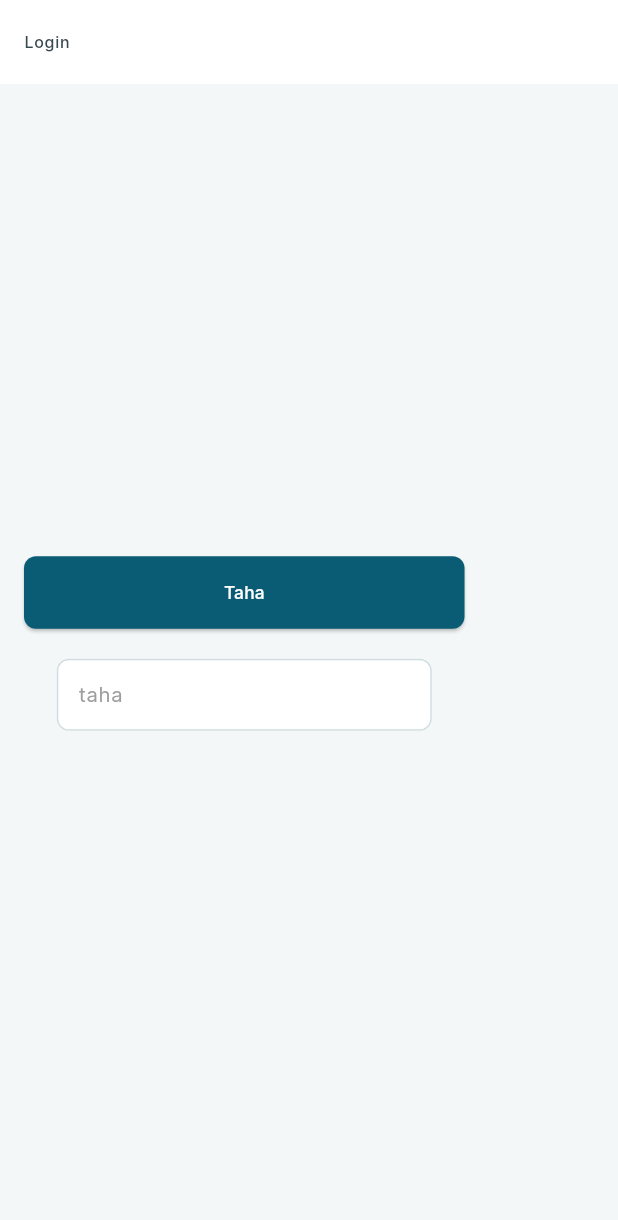
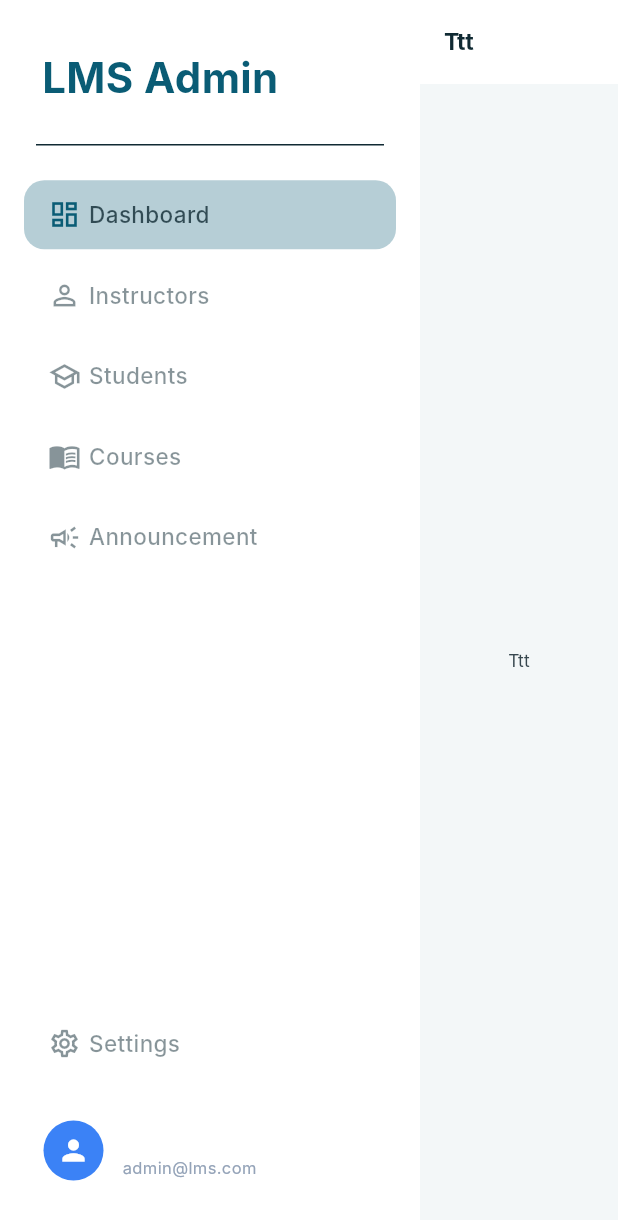
Before and after one commit to Training-Field-Project-SVU-2026/LMS-Admin-Instructor, a Flutter app: the screen it shows after launch, on a phone screen of 412 x 824 dp. Shown: the top 1220 px of the screen. Run offline on Flutter 3.47's test engine with Material 3 defaults, Android fonts, the light colour scheme and no system bars; our stand-ins replace dartz, dio, flutter_bloc, flutter_screenutil, get_it, go_router and 1 more; missing offline and left inert: linked_scroll_controller; Roboto replaces fonts that are missing (Inter).

Commit message:
SVU-78 NavBar with error in font size

```diff
--- a/lib/core/routing/app_routes.dart
+++ b/lib/core/routing/app_routes.dart
@@ -4,4 +4,5 @@
   static const String homeScreen = '/home_screen';
   static const String loginScreen = '/login_screen';
   static const String registerScreen = '/register_screen';
+  static const String navbarScreen = '/navbar';
 }
--- a/lib/core/routing/router_generator.dart
+++ b/lib/core/routing/router_generator.dart
@@ -6,10 +6,11 @@
 import 'package:lms_admin_instructor/features/auth/presentation/bloc/auth_bloc.dart';
 import 'package:lms_admin_instructor/features/auth/presentation/screens/login_screen/login_screen.dart';
 import 'package:lms_admin_instructor/features/auth/presentation/screens/register_screen/register_screen.dart';
+import 'package:lms_admin_instructor/root/navbar.dart';
 
 class RouterGenerator {
   static GoRouter goRouter = GoRouter(
-    initialLocation: AppRoutes.loginScreen,
+    initialLocation: AppRoutes.navbarScreen,
     routes: [
       GoRoute(
         path: AppRoutes.splashScreen,
@@ -42,6 +43,11 @@
         name: AppRoutes.homeScreen,
         builder: (context, state) => Container(),
       ),
+      GoRoute(
+        path: AppRoutes.navbarScreen,
+        name: AppRoutes.navbarScreen,
+        builder: (context, state) => AdminDashboard(),
+      ),
       // GoRoute(
       //   path: AppRoutes.loginScreen,
       //   name: AppRoutes.loginScreen,
--- a/lib/core/utils/get_responsive_size.dart
+++ b/lib/core/utils/get_responsive_size.dart
@@ -1,17 +1,3 @@
-// double getResponsiveSize({
-//   required double webSize,
-//   required double tabletSize,
-//   required double mobileSize,
-//   required double width,
-// }) {
-//   if (width > 1024) {
-//     return webSize; // Web / Desktop
-//   } else if (width >= 600) {
-//     return tabletSize; // Tablet
-//   } else {
-//     return mobileSize; // Mobile
-//   }
-// }
 import 'package:flutter/widgets.dart';
 
 double getResponsiveSize({
@@ -30,3 +16,16 @@
     return mobileSize; // Mobile
   }
 }
+
+bool isTablet(BuildContext context) {
+  return MediaQuery.of(context).size.width >= 600 &&
+      MediaQuery.of(context).size.width < 1024;
+}
+
+bool isDesktop(BuildContext context) {
+  return MediaQuery.of(context).size.width >= 1024;
+}
+
+bool isMobile(BuildContext context) {
+  return MediaQuery.of(context).size.width < 600;
+}
--- /dev/null
+++ b/lib/features/home/ttt.dart
@@ -0,0 +1,18 @@
+import 'package:flutter/material.dart';
+
+class Ttt extends StatefulWidget {
+  const Ttt({super.key});
+
+  @override
+  State<Ttt> createState() => _TttState();
+}
+
+class _TttState extends State<Ttt> {
+  @override
+  Widget build(BuildContext context) {
+    return Scaffold(
+      appBar: AppBar(title: Text('Ttt')),
+      body: Center(child: Text('Ttt')),
+    );
+  }
+}
--- /dev/null
+++ b/lib/root/custonview.dart
@@ -0,0 +1,17 @@
+import 'package:flutter/material.dart';
+import 'package:lms_admin_instructor/core/utils/get_responsive_size.dart';
+import 'package:lms_admin_instructor/root/navbar.dart';
+
+class Custonview extends StatefulWidget {
+  const Custonview({super.key});
+
+  @override
+  State<Custonview> createState() => _CustonviewState();
+}
+
+class _CustonviewState extends State<Custonview> {
+  @override
+  Widget build(BuildContext context) {
+    return Scaffold(body: isDesktop(context) ? AdminDashboard() : SizedBox());
+  }
+}
--- /dev/null
+++ b/lib/root/navbar.dart
@@ -0,0 +1,258 @@
+import 'package:flutter/material.dart';
+import 'package:flutter_screenutil/flutter_screenutil.dart';
+import 'package:lms_admin_instructor/core/extensions/context_extensions.dart';
+import 'package:lms_admin_instructor/features/home/ttt.dart';
+
+class AdminDashboard extends StatefulWidget {
+  const AdminDashboard({super.key});
+
+  @override
+  State<AdminDashboard> createState() => _AdminDashboardState();
+}
+
+class _AdminDashboardState extends State<AdminDashboard> {
+  int _selectedIndex = 0;
+  final List<Widget> _pages = [
+    const Ttt(),
+    const Ttt(),
+    const Ttt(),
+    const Ttt(),
+    const Ttt(),
+    const Ttt(),
+  ];
+
+  void _onItemTapped(int index) {
+    setState(() {
+      _selectedIndex = index;
+    });
+  }
+
+  @override
+  Widget build(BuildContext context) {
+    return Scaffold(
+      body: Row(
+        children: [
+          NavigationBarWidget(
+            selectedIndex: _selectedIndex,
+            onItemTap: _onItemTapped,
+          ),
+          Expanded(child: _pages[_selectedIndex]),
+        ],
+      ),
+    );
+  }
+}
+
+class NavigationBarWidget extends StatelessWidget {
+  final int selectedIndex;
+  final Function(int) onItemTap;
+
+  const NavigationBarWidget({
+    super.key,
+    required this.selectedIndex,
+    required this.onItemTap,
+  });
+
+  @override
+  Widget build(BuildContext context) {
+    return Container(
+      width: 280,
+      decoration: BoxDecoration(color: context.colorScheme.surface),
+      child: Column(
+        crossAxisAlignment: CrossAxisAlignment.start,
+        children: [
+          Padding(
+            padding: EdgeInsets.fromLTRB(28, 32, 28, 24),
+            child: Text(
+              'LMS Admin',
+              style: TextStyle(
+                fontSize: 28,
+                fontWeight: FontWeight.bold,
+                color: context.colorScheme.primary,
+              ),
+            ),
+          ),
+          Divider(
+            color: context.colorScheme.onSurface,
+            height: 1,
+            thickness: 1,
+            indent: 24,
+            endIndent: 24,
+          ),
+          SizedBox(height: 24.h),
+          Padding(
+            padding: EdgeInsets.symmetric(horizontal: 16),
+            child: Column(
+              children: [
+                NavItem(
+                  icon: Icons.dashboard_outlined,
+                  label: 'Dashboard',
+                  index: 0,
+                  isSelected: selectedIndex == 0,
+                  onTap: () => onItemTap(0),
+                ),
+                SizedBox(height: 8.h),
+                NavItem(
+                  icon: Icons.person_outline,
+                  label: 'Instructors',
+                  index: 1,
+                  isSelected: selectedIndex == 1,
+                  onTap: () => onItemTap(1),
+                ),
+                SizedBox(height: 8.h),
+                NavItem(
+                  icon: Icons.school_outlined,
+                  label: 'Students',
+                  index: 2,
+                  isSelected: selectedIndex == 2,
+                  onTap: () => onItemTap(2),
+                ),
+                SizedBox(height: 8.h),
+                NavItem(
+                  icon: Icons.menu_book_outlined,
+                  label: 'Courses',
+                  index: 3,
+                  isSelected: selectedIndex == 3,
+                  onTap: () => onItemTap(3),
+                ),
+                SizedBox(height: 8.h),
+                NavItem(
+                  icon: Icons.campaign_outlined,
+                  label: 'Announcement',
+                  index: 4,
+                  isSelected: selectedIndex == 4,
+                  onTap: () => onItemTap(4),
+                ),
+              ],
+            ),
+          ),
+          Spacer(),
+          Padding(
+            padding: EdgeInsets.symmetric(horizontal: 16, vertical: 24),
+            child: Column(
+              children: [
+                Divider(color: Colors.white24, height: 1, thickness: 1),
+                SizedBox(height: 16.h),
+                NavItem(
+                  icon: Icons.settings_outlined,
+                  label: 'Settings',
+                  index: 5,
+                  isSelected: selectedIndex == 5,
+                  onTap: () => onItemTap(5),
+                ),
+                SizedBox(height: 16.h),
+                Container(
+                  padding: EdgeInsets.all(12),
+                  decoration: BoxDecoration(
+                    color: Colors.white.withOpacity(0.05),
+                    borderRadius: BorderRadius.circular(12),
+                    border: Border.all(color: Colors.white.withOpacity(0.1)),
+                  ),
+                  child: Row(
+                    children: [
+                      CircleAvatar(
+                        radius: 20,
+                        backgroundColor: Color(0xFF3B82F6),
+                        child: Icon(
+                          Icons.person,
+                          color: Colors.white,
+                          size: 22,
+                        ),
+                      ),
+                      SizedBox(width: 12.w),
+                      Expanded(
+                        child: Column(
+                          crossAxisAlignment: CrossAxisAlignment.start,
+                          children: [
+                            Text(
+                              'Admin User',
+                              style: TextStyle(
+                                color: Colors.white,
+                                fontWeight: FontWeight.w600,
+                                fontSize: 14,
+                              ),
+                            ),
+                            SizedBox(height: 4.h),
+                            Text(
+                              'admin@lms.com',
+                              style: TextStyle(
+                                color: Color(0xFF94A3B8),
+                                fontSize: 11,
+                              ),
+                              overflow: TextOverflow.ellipsis,
+                            ),
+                          ],
+                        ),
+                      ),
+                    ],
+                  ),
+                ),
+              ],
+            ),
+          ),
+        ],
+      ),
+    );
+  }
+}
+
+class NavItem extends StatelessWidget {
+  final IconData icon;
+  final String label;
+  final int index;
+  final bool isSelected;
+  final VoidCallback onTap;
+
+  const NavItem({
+    super.key,
+    required this.icon,
+    required this.label,
+    required this.index,
+    required this.isSelected,
+    required this.onTap,
+  });
+
+  @override
+  Widget build(BuildContext context) {
+    return Container(
+      decoration: BoxDecoration(
+        borderRadius: BorderRadius.circular(14.r),
+        color: isSelected
+            ? context.colorScheme.primary.withValues(alpha: 0.3)
+            : Colors.transparent,
+      ),
+      child: Material(
+        color: Colors.transparent,
+        child: InkWell(
+          borderRadius: BorderRadius.circular(14),
+          onTap: onTap,
+          child: Container(
+            padding: EdgeInsets.symmetric(horizontal: 16, vertical: 12),
+            child: Row(
+              children: [
+                Icon(
+                  icon,
+                  color: isSelected
+                      ? context.colorScheme.primary
+                      : context.colorScheme.onSurface.withValues(alpha: 0.5),
+                  size: 22,
+                ),
+                SizedBox(width: 5.w),
+                Text(
+                  label,
+                  style: TextStyle(
+                    color: isSelected
+                        ? context.colorScheme.onSurface.withValues(alpha: 0.8)
+                        : context.colorScheme.onSurface.withValues(alpha: 0.5),
+                    fontWeight: FontWeight.w500,
+                    fontSize: 15,
+                  ),
+                ),
+              ],
+            ),
+          ),
+        ),
+      ),
+    );
+  }
+}
```
Also changed, not shown: 1 other file.
